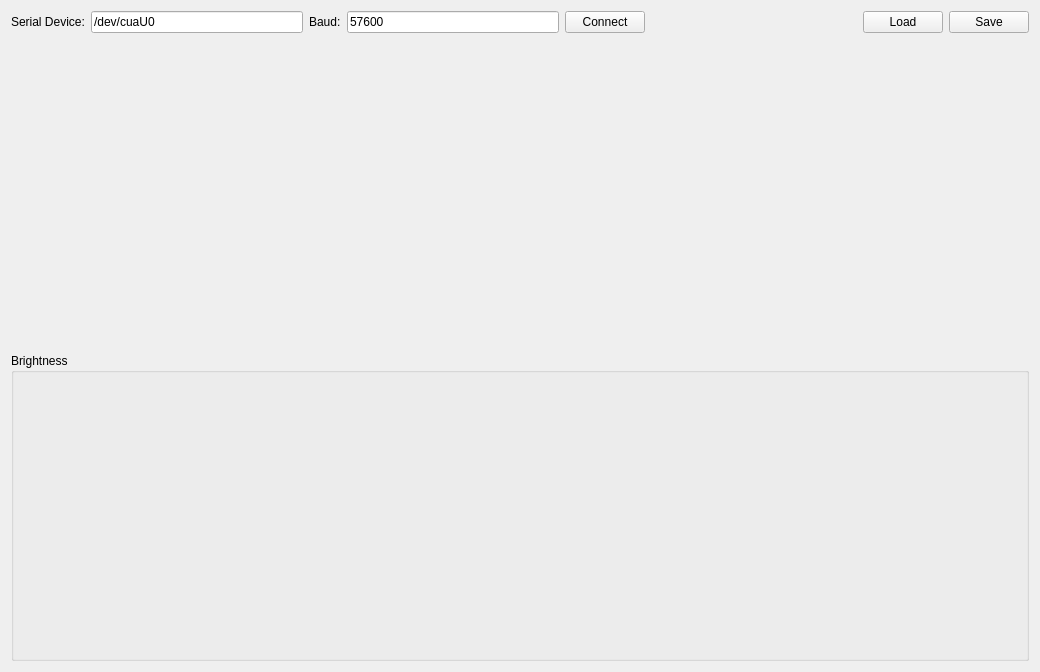
pfedick/openstopmotion, file OpenStopMotion/trunk/gui/ledcontrol.ui: the form before one commit.
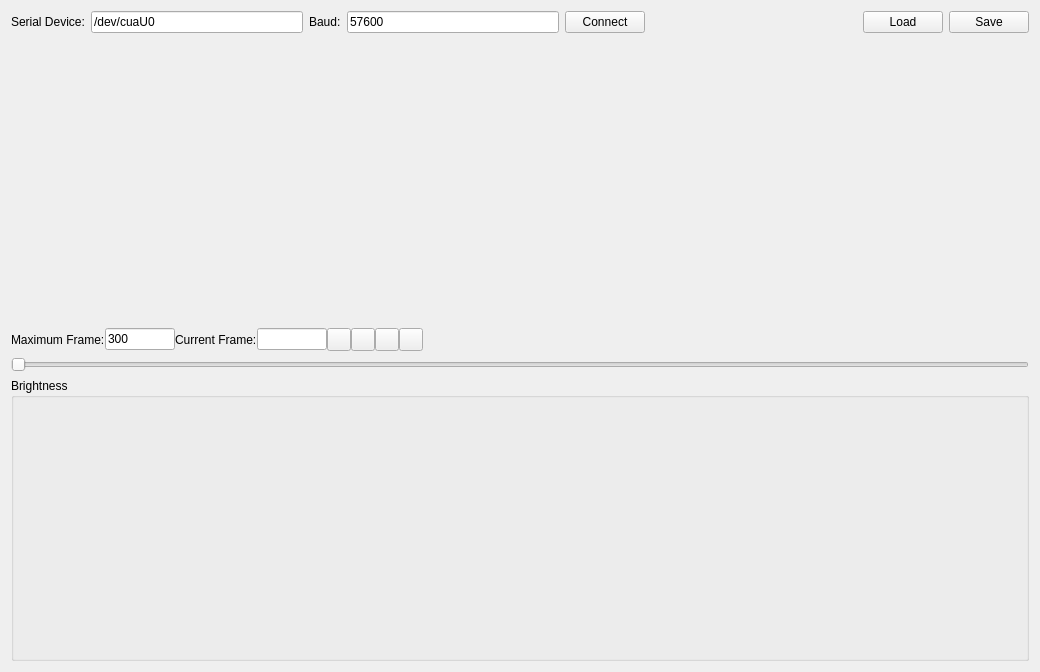
The form after the commit. Icons and pictures are not drawn.

What changed in the file:
```diff
--- a/OpenStopMotion/trunk/gui/ledcontrol.ui
+++ b/OpenStopMotion/trunk/gui/ledcontrol.ui
@@ -90,6 +90,156 @@
      </property>
     </widget>
    </item>
+   <item>
+    <layout class="QHBoxLayout" name="horizontalLayout_2">
+     <property name="spacing">
+      <number>0</number>
+     </property>
+     <property name="topMargin">
+      <number>0</number>
+     </property>
+     <item>
+      <widget class="QLabel" name="label_3">
+       <property name="text">
+        <string>Maximum Frame:</string>
+       </property>
+      </widget>
+     </item>
+     <item>
+      <widget class="QLineEdit" name="maxFrame">
+       <property name="sizePolicy">
+        <sizepolicy hsizetype="Fixed" vsizetype="Fixed">
+         <horstretch>0</horstretch>
+         <verstretch>0</verstretch>
+        </sizepolicy>
+       </property>
+       <property name="maximumSize">
+        <size>
+         <width>70</width>
+         <height>16777215</height>
+        </size>
+       </property>
+       <property name="text">
+        <string>300</string>
+       </property>
+      </widget>
+     </item>
+     <item>
+      <widget class="QLabel" name="label_4">
+       <property name="text">
+        <string>Current Frame:</string>
+       </property>
+      </widget>
+     </item>
+     <item>
+      <widget class="QLineEdit" name="currentFrame">
+       <property name="sizePolicy">
+        <sizepolicy hsizetype="Fixed" vsizetype="Fixed">
+         <horstretch>0</horstretch>
+         <verstretch>0</verstretch>
+        </sizepolicy>
+       </property>
+       <property name="maximumSize">
+        <size>
+         <width>70</width>
+         <height>16777215</height>
+        </size>
+       </property>
+      </widget>
+     </item>
+     <item>
+      <widget class="QToolButton" name="frameBackButton">
+       <property name="text">
+        <string/>
+       </property>
+       <property name="icon">
+        <iconset resource="../resources.qrc">
+         <normaloff>:/icons/resources/media-seek-backward.png</normaloff>:/icons/resources/media-seek-backward.png</iconset>
+       </property>
+       <property name="iconSize">
+        <size>
+         <width>16</width>
+         <height>16</height>
+        </size>
+       </property>
+      </widget>
+     </item>
+     <item>
+      <widget class="QToolButton" name="frameNextButton">
+       <property name="text">
+        <string/>
+       </property>
+       <property name="icon">
+        <iconset resource="../resources.qrc">
+         <normaloff>:/icons/resources/media-seek-forward.png</normaloff>:/icons/resources/media-seek-forward.png</iconset>
+       </property>
+       <property name="iconSize">
+        <size>
+         <width>16</width>
+         <height>16</height>
+        </size>
+       </property>
+      </widget>
+     </item>
+     <item>
+      <widget class="QToolButton" name="playButton">
+       <property name="text">
+        <string/>
+       </property>
+       <property name="icon">
+        <iconset resource="../resources.qrc">
+         <normaloff>:/icons/resources/media-playback-start.png</normaloff>:/icons/resources/media-playback-start.png</iconset>
+       </property>
+       <property name="iconSize">
+        <size>
+         <width>16</width>
+         <height>16</height>
+        </size>
+       </property>
+      </widget>
+     </item>
+     <item>
+      <widget class="QToolButton" name="stopButton">
+       <property name="text">
+        <string/>
+       </property>
+       <property name="icon">
+        <iconset resource="../resources.qrc">
+         <normaloff>:/icons/resources/media-playback-stop.png</normaloff>:/icons/resources/media-playback-stop.png</iconset>
+       </property>
+       <property name="iconSize">
+        <size>
+         <width>16</width>
+         <height>16</height>
+        </size>
+       </property>
+      </widget>
+     </item>
+     <item>
+      <spacer name="horizontalSpacer_2">
+       <property name="orientation">
+        <enum>Qt::Horizontal</enum>
+       </property>
+       <property name="sizeHint" stdset="0">
+        <size>
+         <width>40</width>
+         <height>20</height>
+        </size>
+       </property>
+      </spacer>
+     </item>
+    </layout>
+   </item>
+   <item>
+    <widget class="QSlider" name="frameSlider">
+     <property name="maximum">
+      <number>299</number>
+     </property>
+     <property name="orientation">
+      <enum>Qt::Horizontal</enum>
+     </property>
+    </widget>
+   </item>
    <item>
     <widget class="QGroupBox" name="groupBox">
      <property name="sizePolicy">
```
Left out of the diff: 4 changed lines with no effect on the pictures.
